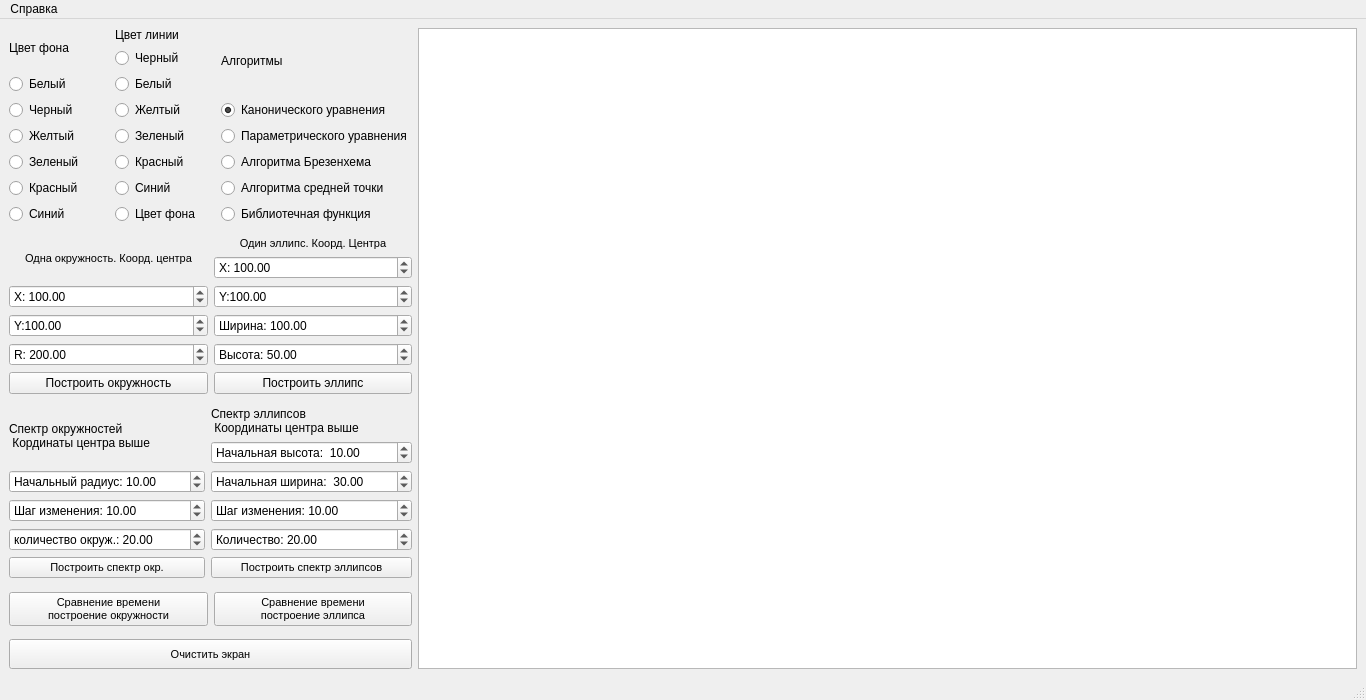
Qt form lab_04/app.ui (xanderkov/ics7-CG) before a commit.
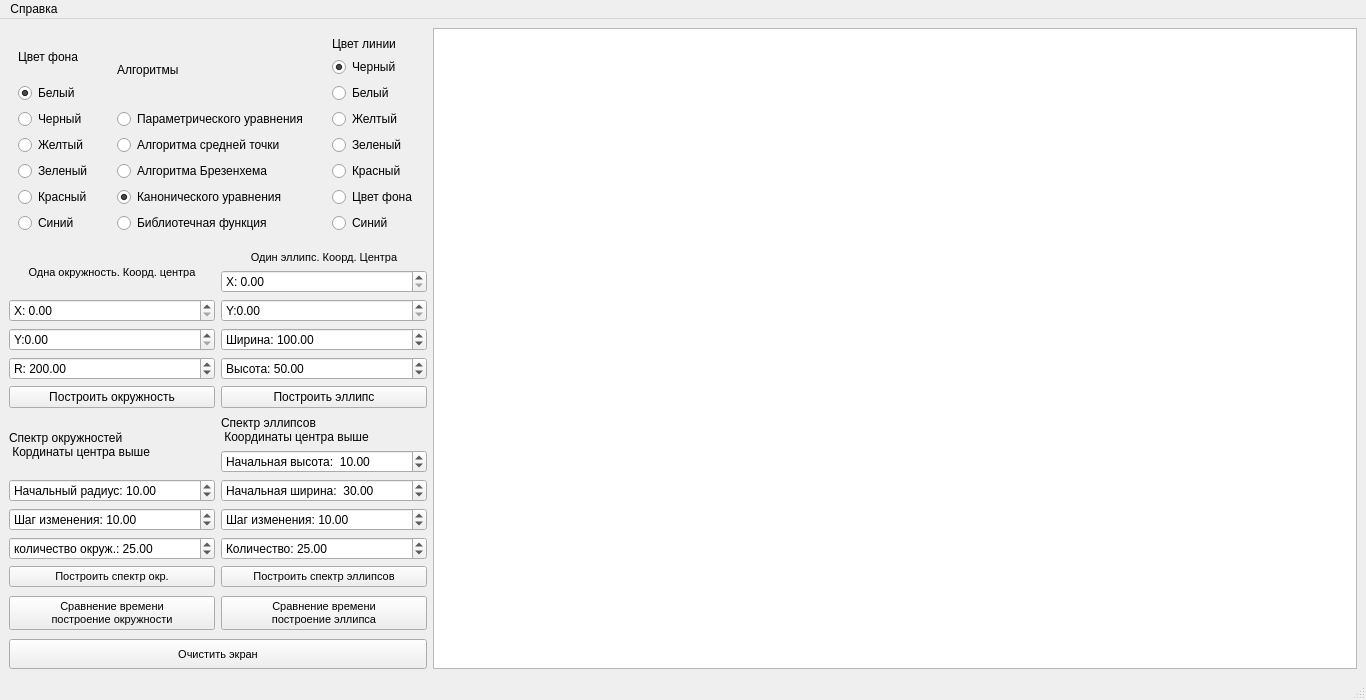
The same form after that commit.

What changed in the file:
```diff
--- a/lab_04/app.ui
+++ b/lab_04/app.ui
@@ -32,7 +32,8 @@
       <item>
        <layout class="QHBoxLayout" name="horizontalLayout">
         <item>
-         <layout class="QVBoxLayout" name="verticalLayout_2">
+         <widget class="QWidget" name="widget_2" native="true">
+          <layout class="QVBoxLayout" name="verticalLayout_15">
           <item>
            <widget class="QLabel" name="label_2">
             <property name="sizePolicy">
@@ -92,103 +93,18 @@
            </widget>
           </item>
          </layout>
+         </widget>
         </item>
         <item>
+         <widget class="QWidget" name="widget_4" native="true">
          <layout class="QVBoxLayout" name="verticalLayout_3">
           <item>
-           <widget class="QLabel" name="label_3">
-            <property name="sizePolicy">
-             <sizepolicy hsizetype="Minimum" vsizetype="Minimum">
-              <horstretch>0</horstretch>
-              <verstretch>0</verstretch>
-             </sizepolicy>
-            </property>
-            <property name="text">
-             <string>Цвет линии</string>
-            </property>
-           </widget>
-          </item>
-          <item>
-           <widget class="QRadioButton" name="radioButtonBlack_line">
-            <property name="text">
-             <string>Черный</string>
-            </property>
-            <property name="checked">
-             <bool>true</bool>
-            </property>
-           </widget>
-          </item>
-          <item>
-           <widget class="QRadioButton" name="radioButtonWhite_line">
-            <property name="text">
-             <string>Белый</string>
-            </property>
-            <property name="checked">
-             <bool>false</bool>
-            </property>
-           </widget>
-          </item>
-          <item>
-           <widget class="QRadioButton" name="radioButtonYellow_line">
-            <property name="text">
-             <string>Желтый</string>
-            </property>
-           </widget>
-          </item>
-          <item>
-           <widget class="QRadioButton" name="radioButtonGreen_line">
-            <property name="text">
-             <string>Зеленый</string>
-            </property>
-           </widget>
-          </item>
-          <item>
-           <widget class="QRadioButton" name="radioButtonRed_line">
-            <property name="text">
-             <string>Красный</string>
-            </property>
-           </widget>
-          </item>
-          <item>
-           <widget class="QRadioButton" name="radioButtonBlue_line">
-            <property name="text">
-             <string>Синий</string>
-            </property>
-           </widget>
-          </item>
-          <item>
-           <widget class="QRadioButton" name="radioButtonFon_line">
-            <property name="text">
-             <string>Цвет фона</string>
-            </property>
-            <property name="checked">
-             <bool>false</bool>
-            </property>
-           </widget>
-          </item>
-         </layout>
-        </item>
-        <item>
-         <layout class="QHBoxLayout" name="horizontalLayout_8">
-          <item>
-           <layout class="QVBoxLayout" name="verticalLayout_4">
-            <item>
              <widget class="QLabel" name="label_4">
               <property name="text">
                <string>Алгоритмы</string>
               </property>
              </widget>
             </item>
-            <item>
-             <widget class="QRadioButton" name="radioButtonCanon">
-              <property name="text">
-               <string>Канонического уравнения</string>
-              </property>
-              <property name="checked">
-               <bool>true</bool>
-              </property>
-             </widget>
-            </item>
             <item>
              <widget class="QRadioButton" name="radioButtonParam">
               <property name="text">
@@ -196,13 +112,6 @@
               </property>
              </widget>
             </item>
-            <item>
-             <widget class="QRadioButton" name="radioButtonBres">
-              <property name="text">
-               <string>Алгоритма Брезенхема </string>
-              </property>
-             </widget>
-            </item>
             <item>
              <widget class="QRadioButton" name="radioButtonMidPoint">
               <property name="text">
@@ -210,6 +119,23 @@
               </property>
              </widget>
             </item>
+           <item>
+            <widget class="QRadioButton" name="radioButtonBres">
+             <property name="text">
+              <string>Алгоритма Брезенхема </string>
+             </property>
+            </widget>
+           </item>
+           <item>
+            <widget class="QRadioButton" name="radioButtonCanon">
+             <property name="text">
+              <string>Канонического уравнения</string>
+             </property>
+             <property name="checked">
+              <bool>true</bool>
+             </property>
+            </widget>
+           </item>
             <item>
              <widget class="QRadioButton" name="radioButtonLib">
               <property name="text">
@@ -218,8 +144,84 @@
              </widget>
             </item>
            </layout>
-          </item>
-         </layout>
+         </widget>
+        </item>
+        <item>
+         <widget class="QWidget" name="widget_3" native="true">
+          <layout class="QVBoxLayout" name="verticalLayout_2">
+           <item>
+            <widget class="QLabel" name="label_3">
+             <property name="sizePolicy">
+              <sizepolicy hsizetype="Minimum" vsizetype="Minimum">
+               <horstretch>0</horstretch>
+               <verstretch>0</verstretch>
+              </sizepolicy>
+             </property>
+             <property name="text">
+              <string>Цвет линии</string>
+             </property>
+            </widget>
+           </item>
+           <item>
+            <widget class="QRadioButton" name="radioButtonBlack_line">
+             <property name="text">
+              <string>Черный</string>
+             </property>
+             <property name="checked">
+              <bool>true</bool>
+             </property>
+            </widget>
+           </item>
+           <item>
+            <widget class="QRadioButton" name="radioButtonWhite_line">
+             <property name="text">
+              <string>Белый</string>
+             </property>
+             <property name="checked">
+              <bool>false</bool>
+             </property>
+            </widget>
+           </item>
+           <item>
+            <widget class="QRadioButton" name="radioButtonYellow_line">
+             <property name="text">
+              <string>Желтый</string>
+             </property>
+            </widget>
+           </item>
+           <item>
+            <widget class="QRadioButton" name="radioButtonGreen_line">
+             <property name="text">
+              <string>Зеленый</string>
+             </property>
+            </widget>
+           </item>
+           <item>
+            <widget class="QRadioButton" name="radioButtonRed_line">
+             <property name="text">
+              <string>Красный</string>
+             </property>
+            </widget>
+           </item>
+           <item>
+            <widget class="QRadioButton" name="radioButtonFon_line">
+             <property name="text">
+              <string>Цвет фона</string>
+             </property>
+             <property name="checked">
+              <bool>false</bool>
+             </property>
+            </widget>
+           </item>
+           <item>
+            <widget class="QRadioButton" name="radioButtonBlue_line">
+             <property name="text">
+              <string>Синий</string>
+             </property>
+            </widget>
+           </item>
+          </layout>
+         </widget>
         </item>
        </layout>
       </item>
@@ -277,7 +279,7 @@
              <double>10000.000000000000000</double>
             </property>
             <property name="value">
-             <double>100.000000000000000</double>
+             <double>0.000000000000000</double>
             </property>
            </widget>
           </item>
@@ -293,7 +295,7 @@
              <double>100000.000000000000000</double>
             </property>
             <property name="value">
-             <double>100.000000000000000</double>
+             <double>0.000000000000000</double>
             </property>
            </widget>
           </item>
@@ -361,7 +363,7 @@
              <double>10000.000000000000000</double>
             </property>
             <property name="value">
-             <double>100.000000000000000</double>
+             <double>0.000000000000000</double>
             </property>
            </widget>
           </item>
@@ -377,7 +379,7 @@
              <double>100000.000000000000000</double>
             </property>
             <property name="value">
-             <double>100.000000000000000</double>
+             <double>0.000000000000000</double>
             </property>
            </widget>
           </item>
@@ -493,7 +495,7 @@
              <double>100000.000000000000000</double>
             </property>
             <property name="value">
-             <double>20.000000000000000</double>
+             <double>25.000000000000000</double>
             </property>
            </widget>
           </item>
@@ -581,7 +583,7 @@
              <double>100000.000000000000000</double>
             </property>
             <property name="value">
-             <double>20.000000000000000</double>
+             <double>25.000000000000000</double>
             </property>
            </widget>
           </item>
```
Lines whose indentation alone changed are shown as unchanged.
